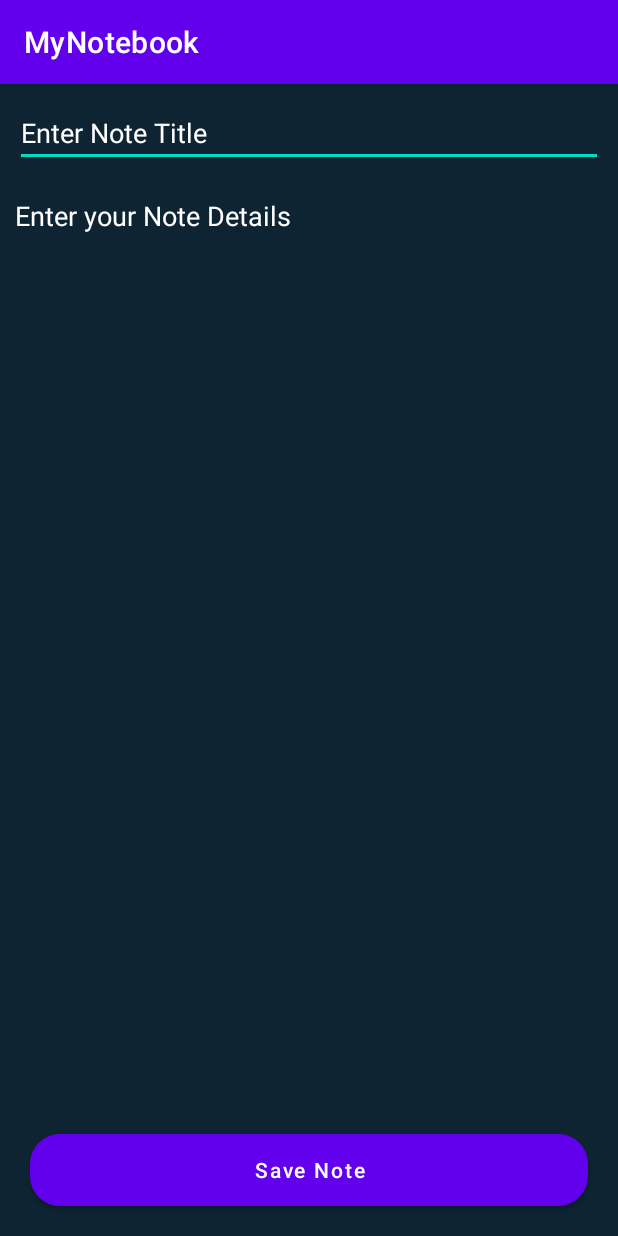
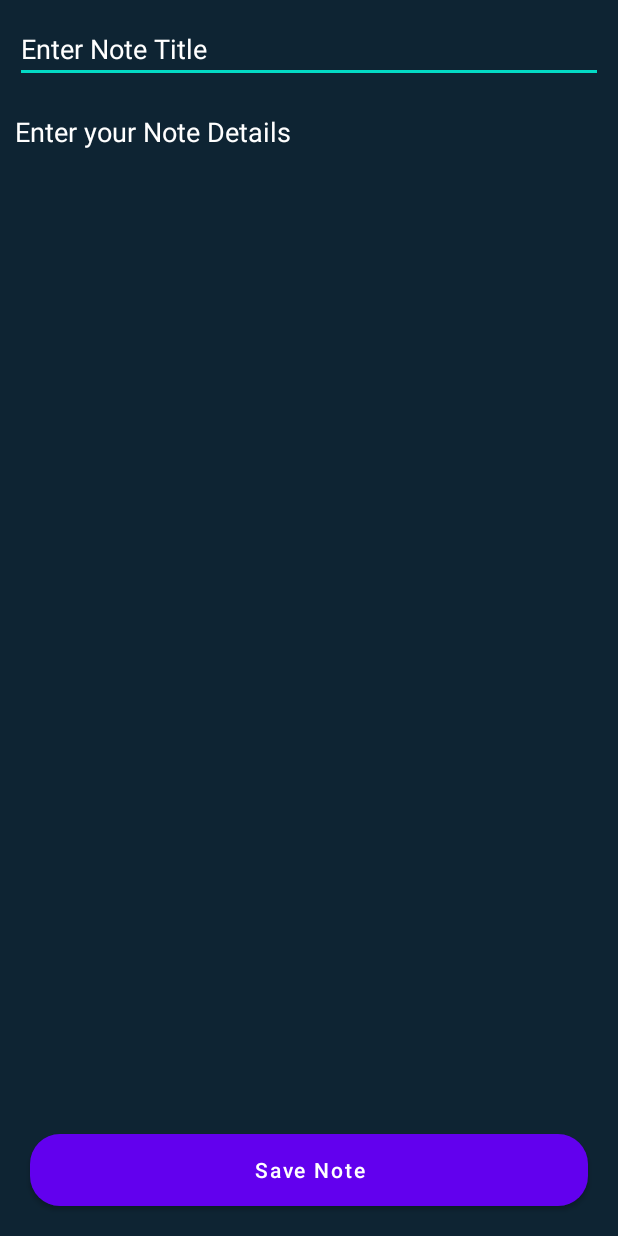
Before and after one commit to htk007/MyNotesWithMVVM, an Android app: the AddEditNoteActivity screen opened directly, with no data from a screen before it, on a phone screen of 412 x 824 dp. Run offline under Robolectric (Android 15) with nearby library versions, the phone set to English and light mode, and no system bars; our stand-ins replace Room's generated code; 1 statement that could not run was skipped.

Commit message:
remove custom action bar

```diff
--- a/app/src/main/res/values/themes.xml
+++ b/app/src/main/res/values/themes.xml
@@ -1,6 +1,6 @@
 <resources xmlns:tools="http://schemas.android.com/tools">
     <!-- Base application theme. -->
-    <style name="Theme.MyNotebook" parent="Theme.MaterialComponents.DayNight.DarkActionBar">
+    <style name="Theme.MyNotebook" parent="Theme.MaterialComponents.DayNight.NoActionBar">
         <!-- Primary brand color. -->
         <item name="colorPrimary">@color/purple_500</item>
         <item name="colorPrimaryVariant">@color/purple_700</item>
```
